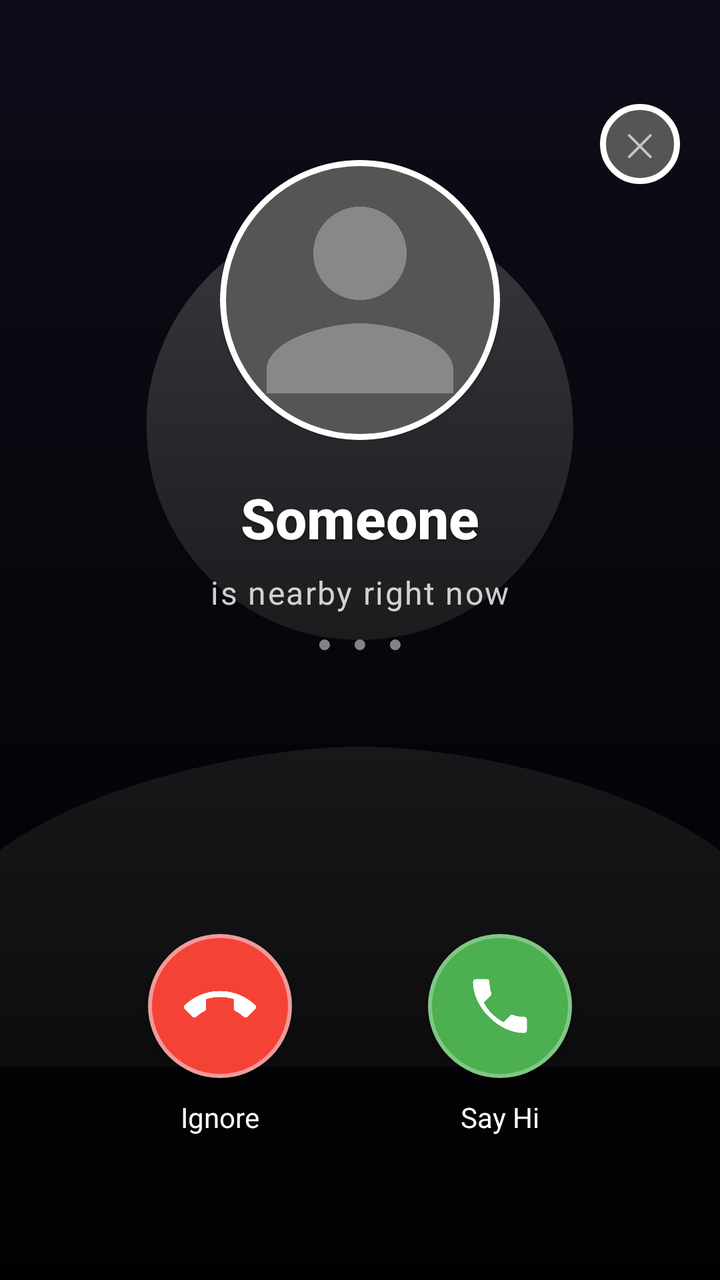
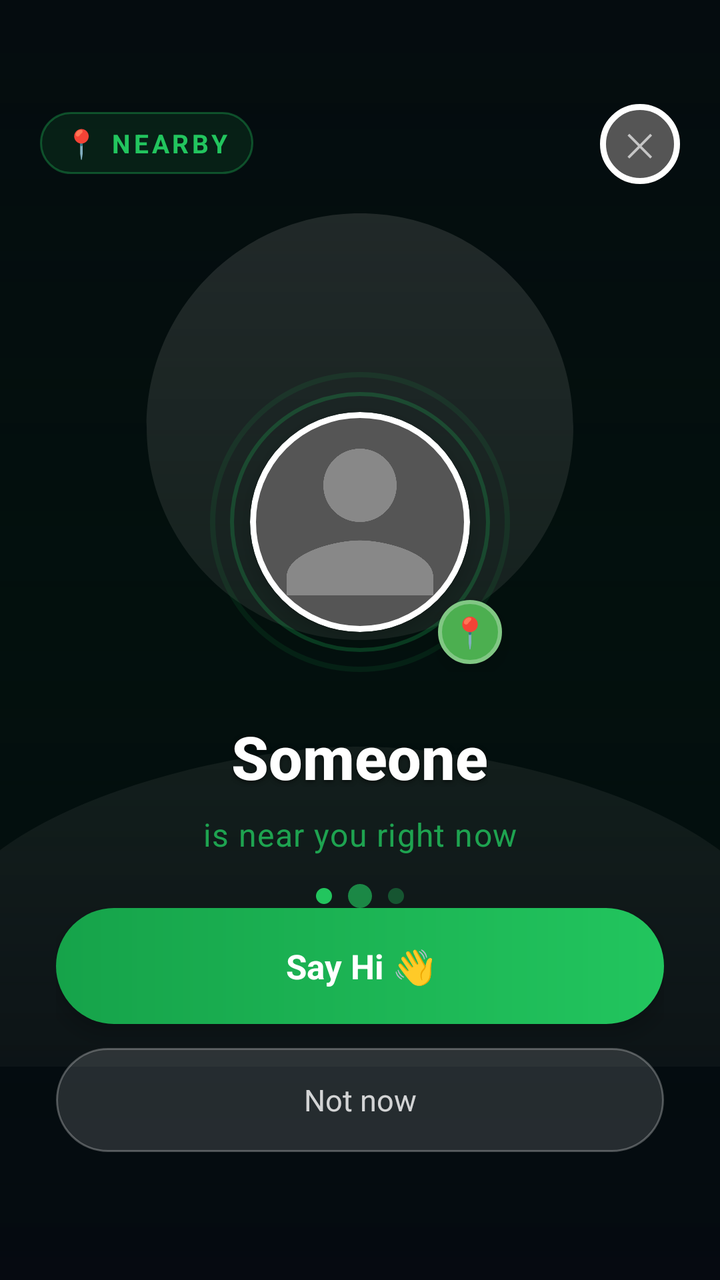

Before-and-after screenshots of an Android layout around one commit, followed by the original layout XML and the change that was made.
<!-- AndroidManifest.xml: activity theme android:Theme.Black.NoTitleBar.Fullscreen -->
<!-- res/layout/activity_nearby_alert.xml -->
<?xml version="1.0" encoding="utf-8"?>
<FrameLayout xmlns:android="http://schemas.android.com/apk/res/android"
    android:layout_width="match_parent"
    android:layout_height="match_parent"
    android:background="#0D0D1A">

    
    <ImageView
        android:id="@+id/ivBackground"
        android:layout_width="match_parent"
        android:layout_height="match_parent"
        android:scaleType="centerCrop"
        android:alpha="0.45"
        android:src="@drawable/ic_default_avatar" />

    
    <View
        android:layout_width="match_parent"
        android:layout_height="match_parent"
        android:background="@drawable/call_gradient_overlay" />

    
    <LinearLayout
        android:layout_width="match_parent"
        android:layout_height="wrap_content"
        android:orientation="vertical"
        android:gravity="center_horizontal"
        android:layout_gravity="top"
        android:paddingTop="80dp"
        android:paddingBottom="24dp">

        
        <FrameLayout
            android:layout_width="140dp"
            android:layout_height="140dp">

            <ImageView
                android:id="@+id/ivSenderAvatar"
                android:layout_width="140dp"
                android:layout_height="140dp"
                android:scaleType="centerCrop"
                android:src="@drawable/ic_default_avatar"
                android:background="@drawable/circle_avatar_bg"
                android:clipToOutline="true"
                android:elevation="2dp" />

            <View
                android:layout_width="140dp"
                android:layout_height="140dp"
                android:background="@drawable/circle_ring_pulse"
                android:alpha="0.4" />
        </FrameLayout>

        
        <TextView
            android:id="@+id/tvSenderName"
            android:layout_width="wrap_content"
            android:layout_height="wrap_content"
            android:layout_marginTop="20dp"
            android:text="Someone"
            android:textColor="#FFFFFF"
            android:textSize="28sp"
            android:textStyle="bold"
            android:fontFamily="sans-serif-medium"
            android:shadowColor="#80000000"
            android:shadowDx="0"
            android:shadowDy="2"
            android:shadowRadius="4" />

        
        <TextView
            android:layout_width="wrap_content"
            android:layout_height="wrap_content"
            android:layout_marginTop="8dp"
            android:text="is nearby right now"
            android:textColor="#CCFFFFFF"
            android:textSize="16sp"
            android:letterSpacing="0.05" />

        
        <TextView
            android:layout_width="wrap_content"
            android:layout_height="wrap_content"
            android:layout_marginTop="6dp"
            android:text="● ● ●"
            android:textColor="#80FFFFFF"
            android:textSize="12sp"
            android:letterSpacing="0.3" />

    </LinearLayout>

    
    <FrameLayout
        android:id="@+id/btnClose"
        android:layout_width="40dp"
        android:layout_height="40dp"
        android:layout_gravity="top|end"
        android:layout_marginTop="52dp"
        android:layout_marginEnd="20dp"
        android:background="@drawable/circle_avatar_bg">
        <TextView
            android:layout_width="wrap_content"
            android:layout_height="wrap_content"
            android:layout_gravity="center"
            android:text="✕"
            android:textColor="#AAFFFFFF"
            android:textSize="16sp" />
    </FrameLayout>

    
    <LinearLayout
        android:layout_width="match_parent"
        android:layout_height="wrap_content"
        android:orientation="horizontal"
        android:gravity="center"
        android:layout_gravity="bottom"
        android:paddingBottom="72dp"
        android:paddingHorizontal="40dp">

        
        <LinearLayout
            android:layout_width="0dp"
            android:layout_height="wrap_content"
            android:layout_weight="1"
            android:orientation="vertical"
            android:gravity="center">

            <ImageButton
                android:id="@+id/btnIgnore"
                android:layout_width="72dp"
                android:layout_height="72dp"
                android:background="@drawable/btn_decline_bg"
                android:src="@drawable/ic_call_end"
                android:scaleType="center"
                android:contentDescription="Ignore"
                android:elevation="4dp" />

            <TextView
                android:layout_width="wrap_content"
                android:layout_height="wrap_content"
                android:layout_marginTop="10dp"
                android:text="Ignore"
                android:textColor="#FFFFFF"
                android:textSize="14sp" />
        </LinearLayout>

        
        <LinearLayout
            android:layout_width="0dp"
            android:layout_height="wrap_content"
            android:layout_weight="1"
            android:orientation="vertical"
            android:gravity="center">

            <ImageButton
                android:id="@+id/btnConnect"
                android:layout_width="72dp"
                android:layout_height="72dp"
                android:background="@drawable/btn_accept_bg"
                android:src="@drawable/ic_call_accept"
                android:scaleType="center"
                android:contentDescription="View profile"
                android:elevation="4dp" />

            <TextView
                android:layout_width="wrap_content"
                android:layout_height="wrap_content"
                android:layout_marginTop="10dp"
                android:text="Say Hi"
                android:textColor="#FFFFFF"
                android:textSize="14sp" />
        </LinearLayout>

    </LinearLayout>

</FrameLayout>
<!-- resources referenced by this layout -->
<resources>
  <!-- drawable btn_accept_bg (drawable) -->
  <?xml version="1.0" encoding="utf-8"?>
  <shape xmlns:android="http://schemas.android.com/apk/res/android"
      android:shape="oval">
      <solid android:color="#FF4CAF50" />
      <stroke android:width="2dp" android:color="#FF81C784" />
  </shape>
  <!-- drawable btn_decline_bg (drawable) -->
  <?xml version="1.0" encoding="utf-8"?>
  <shape xmlns:android="http://schemas.android.com/apk/res/android"
      android:shape="oval">
      <solid android:color="#FFF44336" />
      <stroke android:width="2dp" android:color="#FFEF9A9A" />
  </shape>
  <!-- drawable call_gradient_overlay (drawable) -->
  <?xml version="1.0" encoding="utf-8"?>
  <shape xmlns:android="http://schemas.android.com/apk/res/android">
      <gradient
          android:type="linear"
          android:angle="270"
          android:startColor="#00000000"
          android:centerColor="#99000000"
          android:endColor="#EE000000" />
  </shape>
  <!-- drawable circle_avatar_bg (drawable) -->
  <?xml version="1.0" encoding="utf-8"?>
  <shape xmlns:android="http://schemas.android.com/apk/res/android"
      android:shape="oval">
      <solid android:color="#FF555555" />
      <stroke android:width="3dp" android:color="#FFFFFFFF" />
  </shape>
  <!-- drawable circle_ring_pulse (drawable) -->
  <?xml version="1.0" encoding="utf-8"?>
  <shape xmlns:android="http://schemas.android.com/apk/res/android"
      android:shape="oval">
      <solid android:color="#00000000" />
      <stroke android:width="4dp" android:color="#FFFFFFFF" />
  </shape>
  <!-- drawable ic_call_accept (drawable) -->
  <?xml version="1.0" encoding="utf-8"?>
  <vector xmlns:android="http://schemas.android.com/apk/res/android"
      android:width="36dp"
      android:height="36dp"
      android:viewportWidth="24"
      android:viewportHeight="24">
      <path
          android:fillColor="#FFFFFFFF"
          android:pathData="M6.6,10.8c1.4,2.8 3.8,5.1 6.6,6.6l2.2,-2.2c0.3,-0.3 0.7,-0.4 1,-0.2 1.1,0.4 2.3,0.6 3.6,0.6 0.6,0 1,0.4 1,1L21,20c0,0.6 -0.4,1 -1,1C11.6,21 3,12.4 3,4c0,-0.6 0.4,-1 1,-1h3.5c0.6,0 1,0.4 1,1 0,1.3 0.2,2.5 0.6,3.6 0.1,0.3 0,0.7 -0.2,1L6.6,10.8z" />
  </vector>
  <!-- drawable ic_call_end (drawable) -->
  <?xml version="1.0" encoding="utf-8"?>
  <vector xmlns:android="http://schemas.android.com/apk/res/android"
      android:width="36dp"
      android:height="36dp"
      android:viewportWidth="24"
      android:viewportHeight="24">
      <path
          android:fillColor="#FFFFFFFF"
          android:pathData="M12,9c-1.6,0 -3.15,0.25 -4.6,0.72V12.82c0,0.39 -0.23,0.74 -0.56,0.9 -0.98,0.49 -1.87,1.12 -2.67,1.84 -0.18,0.18 -0.43,0.28 -0.69,0.28 -0.28,0 -0.53,-0.11 -0.71,-0.29L0.29,13.08C0.11,12.9 0,12.65 0,12.37c0,-0.28 0.11,-0.53 0.29,-0.71C3.34,8.78 7.46,7 12,7s8.66,1.78 11.71,4.66c0.18,0.18 0.29,0.43 0.29,0.71 0,0.28 -0.11,0.53 -0.29,0.71l-2.48,2.48c-0.18,0.18 -0.43,0.29 -0.71,0.29 -0.27,0 -0.52,-0.11 -0.7,-0.28 -0.79,-0.72 -1.68,-1.35 -2.67,-1.84 -0.33,-0.16 -0.56,-0.5 -0.56,-0.9V9.72C15.15,9.25 13.6,9 12,9z" />
  </vector>
  <!-- drawable ic_default_avatar (drawable) -->
  <?xml version="1.0" encoding="utf-8"?>
  <vector xmlns:android="http://schemas.android.com/apk/res/android"
      android:width="140dp"
      android:height="140dp"
      android:viewportWidth="24"
      android:viewportHeight="24">
      <path
          android:fillColor="#FF888888"
          android:pathData="M12,12c2.21,0 4,-1.79 4,-4s-1.79,-4 -4,-4 -4,1.79 -4,4 1.79,4 4,4zM12,14c-2.67,0 -8,1.34 -8,4v2h16v-2c0,-2.66 -5.33,-4 -8,-4z" />
  </vector>
</resources>

<!-- the commit's change to res/layout/activity_nearby_alert.xml (unified diff, before → after) -->
@@ -2,7 +2,7 @@
 <FrameLayout xmlns:android="http://schemas.android.com/apk/res/android"
     android:layout_width="match_parent"
     android:layout_height="match_parent"
-    android:background="#0D0D1A">
+    android:background="#050A10">
 
     
     <ImageView
@@ -10,83 +10,43 @@
         android:layout_width="match_parent"
         android:layout_height="match_parent"
         android:scaleType="centerCrop"
-        android:alpha="0.45"
+        android:alpha="0.30"
         android:src="@drawable/ic_default_avatar" />
 
     
     <View
         android:layout_width="match_parent"
         android:layout_height="match_parent"
-        android:background="@drawable/call_gradient_overlay" />
+        android:background="@drawable/nearby_gradient_overlay" />
 
     
     <LinearLayout
-        android:layout_width="match_parent"
+        android:layout_width="wrap_content"
         android:layout_height="wrap_content"
-        android:orientation="vertical"
-        android:gravity="center_horizontal"
-        android:layout_gravity="top"
-        android:paddingTop="80dp"
-        android:paddingBottom="24dp">
-
-        
-        <FrameLayout
-            android:layout_width="140dp"
-            android:layout_height="140dp">
-
-            <ImageView
-                android:id="@+id/ivSenderAvatar"
-                android:layout_width="140dp"
-                android:layout_height="140dp"
-                android:scaleType="centerCrop"
-                android:src="@drawable/ic_default_avatar"
-                android:background="@drawable/circle_avatar_bg"
-                android:clipToOutline="true"
-                android:elevation="2dp" />
-
-            <View
-                android:layout_width="140dp"
-                android:layout_height="140dp"
-                android:background="@drawable/circle_ring_pulse"
-                android:alpha="0.4" />
-        </FrameLayout>
-
-        
-        <TextView
-            android:id="@+id/tvSenderName"
-            android:layout_width="wrap_content"
-            android:layout_height="wrap_content"
-            android:layout_marginTop="20dp"
-            android:text="Someone"
-            android:textColor="#FFFFFF"
-            android:textSize="28sp"
+        android:layout_gravity="top|start"
+        android:layout_marginTop="56dp"
+        android:layout_marginStart="20dp"
+        android:orientation="horizontal"
+        android:gravity="center_vertical"
+        android:background="@drawable/nearby_badge_bg"
+        android:paddingHorizontal="12dp"
+        android:paddingVertical="6dp">
+
+        <TextView
+            android:layout_width="wrap_content"
+            android:layout_height="wrap_content"
+            android:text="📍"
+            android:textSize="14sp" />
+
+        <TextView
+            android:layout_width="wrap_content"
+            android:layout_height="wrap_content"
+            android:layout_marginStart="6dp"
+            android:text="NEARBY"
+            android:textColor="#22C55E"
+            android:textSize="13sp"
             android:textStyle="bold"
-            android:fontFamily="sans-serif-medium"
-            android:shadowColor="#80000000"
-            android:shadowDx="0"
-            android:shadowDy="2"
-            android:shadowRadius="4" />
-
-        
-        <TextView
-            android:layout_width="wrap_content"
-            android:layout_height="wrap_content"
-            android:layout_marginTop="8dp"
-            android:text="is nearby right now"
-            android:textColor="#CCFFFFFF"
-            android:textSize="16sp"
-            android:letterSpacing="0.05" />
-
-        
-        <TextView
-            android:layout_width="wrap_content"
-            android:layout_height="wrap_content"
-            android:layout_marginTop="6dp"
-            android:text="● ● ●"
-            android:textColor="#80FFFFFF"
-            android:textSize="12sp"
-            android:letterSpacing="0.3" />
-
+            android:letterSpacing="0.12" />
     </LinearLayout>
 
     
@@ -111,65 +71,149 @@
     <LinearLayout
         android:layout_width="match_parent"
         android:layout_height="wrap_content"
-        android:orientation="horizontal"
-        android:gravity="center"
+        android:layout_gravity="center_vertical"
+        android:orientation="vertical"
+        android:gravity="center_horizontal"
+        android:paddingHorizontal="32dp">
+
+        
+        <FrameLayout
+            android:layout_width="150dp"
+            android:layout_height="150dp"
+            android:layout_gravity="center_horizontal">
+
+            
+            <View
+                android:layout_width="150dp"
+                android:layout_height="150dp"
+                android:background="@drawable/nearby_ring_outer"
+                android:alpha="0.35" />
+
+            
+            <View
+                android:layout_width="130dp"
+                android:layout_height="130dp"
+                android:layout_gravity="center"
+                android:background="@drawable/nearby_ring_inner"
+                android:alpha="0.5" />
+
+            
+            <ImageView
+                android:id="@+id/ivSenderAvatar"
+                android:layout_width="110dp"
+                android:layout_height="110dp"
+                android:layout_gravity="center"
+                android:scaleType="centerCrop"
+                android:src="@drawable/ic_default_avatar"
+                android:background="@drawable/circle_avatar_bg"
+                android:clipToOutline="true"
+                android:elevation="4dp" />
+
+            
+            <TextView
+                android:layout_width="32dp"
+                android:layout_height="32dp"
+                android:layout_gravity="bottom|end"
+                android:layout_marginBottom="4dp"
+                android:layout_marginEnd="4dp"
+                android:background="@drawable/btn_accept_bg"
+                android:gravity="center"
+                android:text="📍"
+                android:textSize="15sp"
+                android:elevation="6dp" />
+        </FrameLayout>
+
+        
+        <TextView
+            android:id="@+id/tvSenderName"
+            android:layout_width="wrap_content"
+            android:layout_height="wrap_content"
+            android:layout_marginTop="22dp"
+            android:text="Someone"
+            android:textColor="#FFFFFF"
+            android:textSize="30sp"
+            android:textStyle="bold"
+            android:fontFamily="sans-serif-medium"
+            android:shadowColor="#99000000"
+            android:shadowDx="0"
+            android:shadowDy="2"
+            android:shadowRadius="6" />
+
+        
+        <TextView
+            android:id="@+id/tvDistance"
+            android:layout_width="wrap_content"
+            android:layout_height="wrap_content"
+            android:layout_marginTop="8dp"
+            android:text="is near you right now"
+            android:textColor="#CC22C55E"
+            android:textSize="16sp"
+            android:letterSpacing="0.03" />
+
+        
+        <LinearLayout
+            android:layout_width="wrap_content"
+            android:layout_height="wrap_content"
+            android:layout_marginTop="14dp"
+            android:orientation="horizontal"
+            android:gravity="center_vertical">
+
+            <TextView
+                android:layout_width="8dp"
+                android:layout_height="8dp"
+                android:background="@drawable/nearby_dot"
+                android:alpha="1.0" />
+            <TextView
+                android:layout_width="12dp"
+                android:layout_height="12dp"
+                android:layout_marginStart="8dp"
+                android:background="@drawable/nearby_dot"
+                android:alpha="0.65" />
+            <TextView
+                android:layout_width="8dp"
+                android:layout_height="8dp"
+                android:layout_marginStart="8dp"
+                android:background="@drawable/nearby_dot"
+                android:alpha="0.35" />
+        </LinearLayout>
+
+    </LinearLayout>
+
+    
+    <LinearLayout
+        android:layout_width="match_parent"
+        android:layout_height="wrap_content"
         android:layout_gravity="bottom"
-        android:paddingBottom="72dp"
-        android:paddingHorizontal="40dp">
-
-        
-        <LinearLayout
-            android:layout_width="0dp"
-            android:layout_height="wrap_content"
-            android:layout_weight="1"
-            android:orientation="vertical"
-            android:gravity="center">
-
-            <ImageButton
-                android:id="@+id/btnIgnore"
-                android:layout_width="72dp"
-                android:layout_height="72dp"
-                android:background="@drawable/btn_decline_bg"
-                android:src="@drawable/ic_call_end"
-                android:scaleType="center"
-                android:contentDescription="Ignore"
-                android:elevation="4dp" />
-
-            <TextView
-                android:layout_width="wrap_content"
-                android:layout_height="wrap_content"
-                android:layout_marginTop="10dp"
-                android:text="Ignore"
-                android:textColor="#FFFFFF"
-                android:textSize="14sp" />
-        </LinearLayout>
-
-        
-        <LinearLayout
-            android:layout_width="0dp"
-            android:layout_height="wrap_content"
-            android:layout_weight="1"
-            android:orientation="vertical"
-            android:gravity="center">
-
-            <ImageButton
-                android:id="@+id/btnConnect"
-                android:layout_width="72dp"
-                android:layout_height="72dp"
-                android:background="@drawable/btn_accept_bg"
-                android:src="@drawable/ic_call_accept"
-                android:scaleType="center"
-                android:contentDescription="View profile"
-                android:elevation="4dp" />
-
-            <TextView
-                android:layout_width="wrap_content"
-                android:layout_height="wrap_content"
-                android:layout_marginTop="10dp"
-                android:text="Say Hi"
-                android:textColor="#FFFFFF"
-                android:textSize="14sp" />
-        </LinearLayout>
+        android:orientation="vertical"
+        android:paddingBottom="64dp"
+        android:paddingHorizontal="28dp">
+
+        
+        <Button
+            android:id="@+id/btnConnect"
+            android:layout_width="match_parent"
+            android:layout_height="58dp"
+            android:text="Say Hi 👋"
+            android:textColor="#FFFFFF"
+            android:textSize="17sp"
+            android:textStyle="bold"
+            android:background="@drawable/btn_nearby_connect"
+            android:elevation="6dp" />
+
+        <View
+            android:layout_width="match_parent"
+            android:layout_height="12dp" />
+
+        
+        <Button
+            android:id="@+id/btnIgnore"
+            android:layout_width="match_parent"
+            android:layout_height="52dp"
+            android:text="Not now"
+            android:textColor="#CCFFFFFF"
+            android:textSize="15sp"
+            android:background="@drawable/btn_nearby_ignore"
+            android:elevation="2dp" />
 
     </LinearLayout>
 
<!-- resource entries referenced after the edit -->
@@ -7,22 +7,24 @@
       <solid android:color="#FF4CAF50" />
       <stroke android:width="2dp" android:color="#FF81C784" />
   </shape>
-  <!-- drawable btn_decline_bg (drawable) -->
+  <!-- drawable btn_nearby_connect (drawable) -->
   <?xml version="1.0" encoding="utf-8"?>
   <shape xmlns:android="http://schemas.android.com/apk/res/android"
-      android:shape="oval">
-      <solid android:color="#FFF44336" />
-      <stroke android:width="2dp" android:color="#FFEF9A9A" />
+      android:shape="rectangle">
+      <gradient
+          android:angle="0"
+          android:startColor="#16A34A"
+          android:endColor="#22C55E"
+          android:type="linear" />
+      <corners android:radius="30dp" />
   </shape>
-  <!-- drawable call_gradient_overlay (drawable) -->
+  <!-- drawable btn_nearby_ignore (drawable) -->
   <?xml version="1.0" encoding="utf-8"?>
-  <shape xmlns:android="http://schemas.android.com/apk/res/android">
-      <gradient
-          android:type="linear"
-          android:angle="270"
-          android:startColor="#00000000"
-          android:centerColor="#99000000"
-          android:endColor="#EE000000" />
+  <shape xmlns:android="http://schemas.android.com/apk/res/android"
+      android:shape="rectangle">
+      <solid android:color="#22FFFFFF" />
+      <stroke android:width="1dp" android:color="#44FFFFFF" />
+      <corners android:radius="30dp" />
   </shape>
   <!-- drawable circle_avatar_bg (drawable) -->
   <?xml version="1.0" encoding="utf-8"?>
@@ -31,35 +33,6 @@
       <solid android:color="#FF555555" />
       <stroke android:width="3dp" android:color="#FFFFFFFF" />
   </shape>
-  <!-- drawable circle_ring_pulse (drawable) -->
-  <?xml version="1.0" encoding="utf-8"?>
-  <shape xmlns:android="http://schemas.android.com/apk/res/android"
-      android:shape="oval">
-      <solid android:color="#00000000" />
-      <stroke android:width="4dp" android:color="#FFFFFFFF" />
-  </shape>
-  <!-- drawable ic_call_accept (drawable) -->
-  <?xml version="1.0" encoding="utf-8"?>
-  <vector xmlns:android="http://schemas.android.com/apk/res/android"
-      android:width="36dp"
-      android:height="36dp"
-      android:viewportWidth="24"
-      android:viewportHeight="24">
-      <path
-          android:fillColor="#FFFFFFFF"
-          android:pathData="M6.6,10.8c1.4,2.8 3.8,5.1 6.6,6.6l2.2,-2.2c0.3,-0.3 0.7,-0.4 1,-0.2 1.1,0.4 2.3,0.6 3.6,0.6 0.6,0 1,0.4 1,1L21,20c0,0.6 -0.4,1 -1,1C11.6,21 3,12.4 3,4c0,-0.6 0.4,-1 1,-1h3.5c0.6,0 1,0.4 1,1 0,1.3 0.2,2.5 0.6,3.6 0.1,0.3 0,0.7 -0.2,1L6.6,10.8z" />
-  </vector>
-  <!-- drawable ic_call_end (drawable) -->
-  <?xml version="1.0" encoding="utf-8"?>
-  <vector xmlns:android="http://schemas.android.com/apk/res/android"
-      android:width="36dp"
-      android:height="36dp"
-      android:viewportWidth="24"
-      android:viewportHeight="24">
-      <path
-          android:fillColor="#FFFFFFFF"
-          android:pathData="M12,9c-1.6,0 -3.15,0.25 -4.6,0.72V12.82c0,0.39 -0.23,0.74 -0.56,0.9 -0.98,0.49 -1.87,1.12 -2.67,1.84 -0.18,0.18 -0.43,0.28 -0.69,0.28 -0.28,0 -0.53,-0.11 -0.71,-0.29L0.29,13.08C0.11,12.9 0,12.65 0,12.37c0,-0.28 0.11,-0.53 0.29,-0.71C3.34,8.78 7.46,7 12,7s8.66,1.78 11.71,4.66c0.18,0.18 0.29,0.43 0.29,0.71 0,0.28 -0.11,0.53 -0.29,0.71l-2.48,2.48c-0.18,0.18 -0.43,0.29 -0.71,0.29 -0.27,0 -0.52,-0.11 -0.7,-0.28 -0.79,-0.72 -1.68,-1.35 -2.67,-1.84 -0.33,-0.16 -0.56,-0.5 -0.56,-0.9V9.72C15.15,9.25 13.6,9 12,9z" />
-  </vector>
   <!-- drawable ic_default_avatar (drawable) -->
   <?xml version="1.0" encoding="utf-8"?>
   <vector xmlns:android="http://schemas.android.com/apk/res/android"
@@ -71,5 +44,41 @@
           android:fillColor="#FF888888"
           android:pathData="M12,12c2.21,0 4,-1.79 4,-4s-1.79,-4 -4,-4 -4,1.79 -4,4 1.79,4 4,4zM12,14c-2.67,0 -8,1.34 -8,4v2h16v-2c0,-2.66 -5.33,-4 -8,-4z" />
   </vector>
+  <!-- drawable nearby_badge_bg (drawable) -->
+  <?xml version="1.0" encoding="utf-8"?>
+  <shape xmlns:android="http://schemas.android.com/apk/res/android"
+      android:shape="rectangle">
+      <solid android:color="#1A22C55E" />
+      <stroke android:width="1dp" android:color="#5522C55E" />
+      <corners android:radius="20dp" />
+  </shape>
+  <!-- drawable nearby_dot (drawable) -->
+  <?xml version="1.0" encoding="utf-8"?>
+  <shape xmlns:android="http://schemas.android.com/apk/res/android"
+      android:shape="oval">
+      <solid android:color="#22C55E" />
+  </shape>
+  <!-- drawable nearby_gradient_overlay (drawable) -->
+  <?xml version="1.0" encoding="utf-8"?>
+  <shape xmlns:android="http://schemas.android.com/apk/res/android">
+      <gradient
+          android:angle="90"
+          android:startColor="#EE050A10"
+          android:centerColor="#8800150A"
+          android:endColor="#22001505"
+          android:type="linear" />
+  </shape>
+  <!-- drawable nearby_ring_inner (drawable) -->
+  <?xml version="1.0" encoding="utf-8"?>
+  <shape xmlns:android="http://schemas.android.com/apk/res/android"
+      android:shape="oval">
+      <stroke android:width="2dp" android:color="#7722C55E" />
+  </shape>
+  <!-- drawable nearby_ring_outer (drawable) -->
+  <?xml version="1.0" encoding="utf-8"?>
+  <shape xmlns:android="http://schemas.android.com/apk/res/android"
+      android:shape="oval">
+      <stroke android:width="2.5dp" android:color="#4422C55E" />
+  </shape>
 </resources>
 
